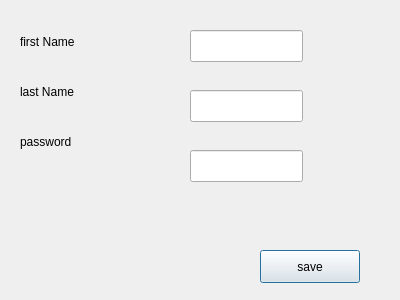
Qt form editcustomerwindow.ui (anashaybani/Bank) before a commit.
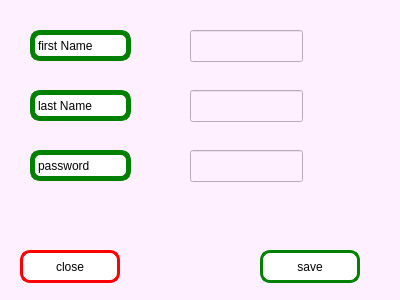
The same form after that commit.

What changed in the file:
```diff
--- a/editcustomerwindow.ui
+++ b/editcustomerwindow.ui
@@ -13,15 +13,27 @@
   <property name="windowTitle">
    <string>Dialog</string>
   </property>
+  <property name="styleSheet">
+   <string notr="true">background-color: rgb(255, 240, 255);
+color: rgb(0, 0, 0);</string>
+  </property>
   <widget class="QLabel" name="label">
    <property name="geometry">
     <rect>
-     <x>20</x>
+     <x>30</x>
      <y>30</y>
-     <width>72</width>
-     <height>24</height>
+     <width>101</width>
+     <height>31</height>
     </rect>
    </property>
+   <property name="styleSheet">
+    <string notr="true">border:5px solid green;
+font: 10pt &quot;Segoe UI&quot;;
+background: rgb(255, 255, 255);
+color: rgb(0, 0, 0);
+gridline-color: rgb(0, 0, 0);
+border-radius:10px;</string>
+   </property>
    <property name="text">
     <string>first Name</string>
    </property>
@@ -29,12 +41,20 @@
   <widget class="QLabel" name="label_2">
    <property name="geometry">
     <rect>
-     <x>20</x>
-     <y>80</y>
-     <width>72</width>
-     <height>24</height>
+     <x>30</x>
+     <y>90</y>
+     <width>101</width>
+     <height>31</height>
     </rect>
    </property>
+   <property name="styleSheet">
+    <string notr="true">border:5px solid green;
+font: 10pt &quot;Segoe UI&quot;;
+background: rgb(255, 255, 255);
+color: rgb(0, 0, 0);
+gridline-color: rgb(0, 0, 0);
+border-radius:10px;</string>
+   </property>
    <property name="text">
     <string>last Name</string>
    </property>
@@ -42,12 +62,20 @@
   <widget class="QLabel" name="label_3">
    <property name="geometry">
     <rect>
-     <x>20</x>
-     <y>130</y>
-     <width>72</width>
-     <height>24</height>
+     <x>30</x>
+     <y>150</y>
+     <width>101</width>
+     <height>31</height>
     </rect>
    </property>
+   <property name="styleSheet">
+    <string notr="true">border:5px solid green;
+font: 10pt &quot;Segoe UI&quot;;
+background: rgb(255, 255, 255);
+color: rgb(0, 0, 0);
+gridline-color: rgb(0, 0, 0);
+border-radius:10px;</string>
+   </property>
    <property name="text">
     <string>password</string>
    </property>
@@ -91,10 +119,39 @@
      <height>33</height>
     </rect>
    </property>
+   <property name="styleSheet">
+    <string notr="true">border:3px solid green;
+font: 10pt &quot;Segoe UI&quot;;
+background: rgb(255, 255, 255);
+color: rgb(0, 0, 0);
+gridline-color: rgb(0, 0, 0);
+border-radius:10px;</string>
+   </property>
    <property name="text">
     <string>save</string>
    </property>
   </widget>
+  <widget class="QPushButton" name="closeButton">
+   <property name="geometry">
+    <rect>
+     <x>20</x>
+     <y>250</y>
+     <width>100</width>
+     <height>33</height>
+    </rect>
+   </property>
+   <property name="styleSheet">
+    <string notr="true">border:3px solid red;
+font: 10pt &quot;Segoe UI&quot;;
+background: rgb(255, 255, 255);
+color: rgb(0, 0, 0);
+gridline-color: rgb(0, 0, 0);
+border-radius:10px;</string>
+   </property>
+   <property name="text">
+    <string>close</string>
+   </property>
+  </widget>
  </widget>
  <resources/>
  <connections/>
```
